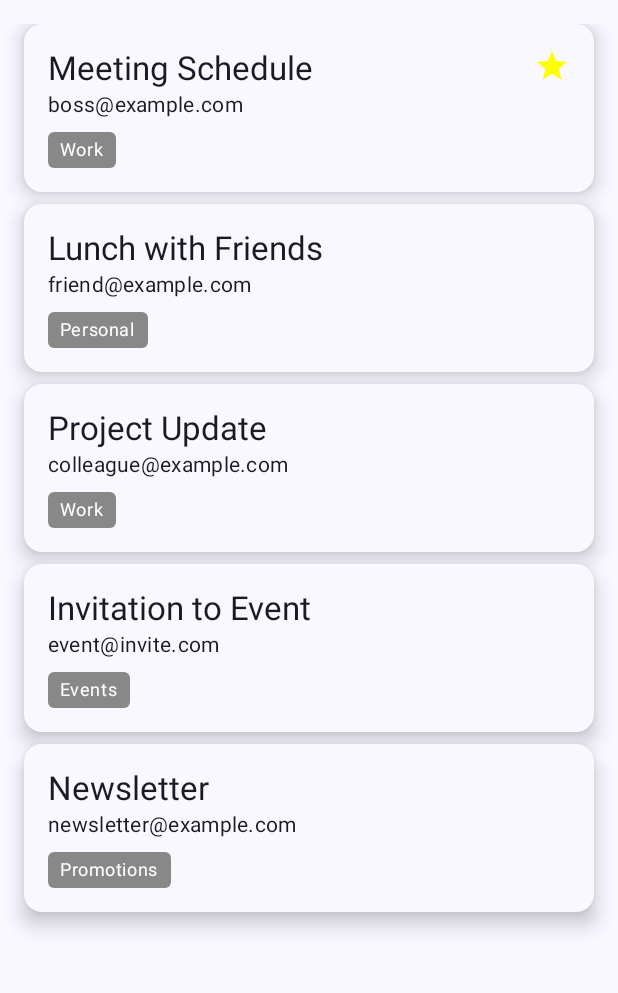
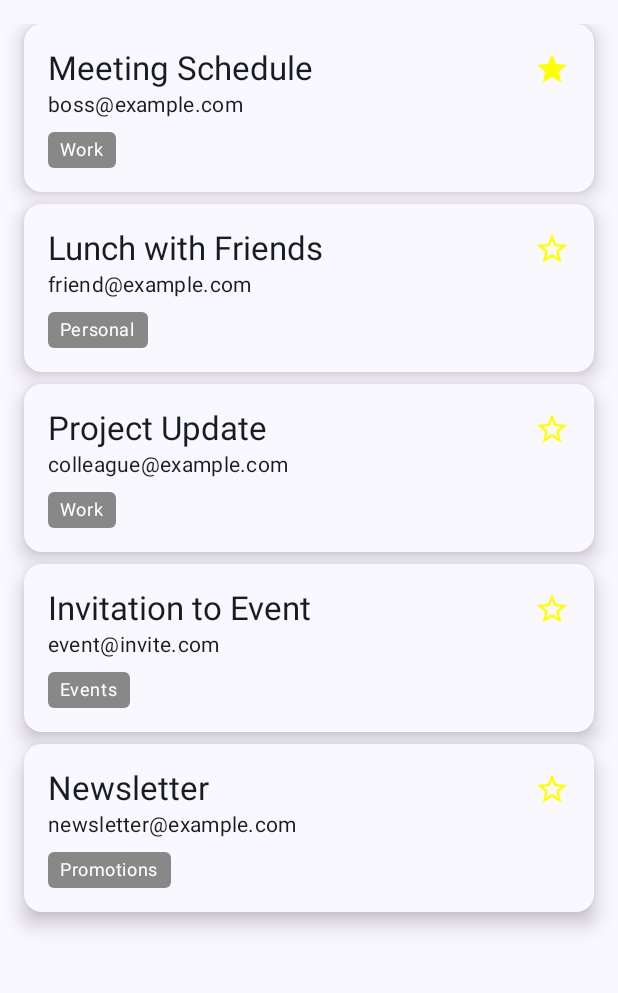
Before and after one commit to pedroluiznogueira/email-app, an Android app built with Jetpack Compose: the screen it shows after launch (MainActivity), on a phone screen of 412 x 824 dp, the part 96-1089 px from its top. Run offline under Robolectric (Android 15) with nearby library versions, the phone set to English and light mode, and no system bars.

Commit message:
set emails as `important` based on clicking at the start icon, not the email card itself

```diff
--- a/app/build.gradle.kts
+++ b/app/build.gradle.kts
@@ -59,6 +59,7 @@ dependencies {
     implementation(libs.androidx.ui.graphics)
     implementation(libs.androidx.ui.tooling.preview)
     implementation(libs.androidx.material3)
+    implementation("androidx.compose.material:material-icons-extended:1.6.8")
     testImplementation(libs.junit)
     androidTestImplementation(libs.androidx.junit)
     androidTestImplementation(libs.androidx.espresso.core)
--- a/app/src/main/java/com/example/emailapp/MainActivity.kt
+++ b/app/src/main/java/com/example/emailapp/MainActivity.kt
@@ -12,12 +12,10 @@ import androidx.compose.foundation.lazy.items
 import androidx.compose.foundation.shape.RoundedCornerShape
 import androidx.compose.material.icons.Icons
 import androidx.compose.material.icons.filled.Star
+import androidx.compose.material.icons.outlined.StarBorder
 import androidx.compose.material3.*
-import androidx.compose.runtime.Composable
-import androidx.compose.runtime.getValue
-import androidx.compose.runtime.mutableStateOf
-import androidx.compose.runtime.remember
-import androidx.compose.runtime.setValue
+import androidx.compose.runtime.*
+import androidx.compose.ui.Alignment
 import androidx.compose.ui.Modifier
 import androidx.compose.ui.graphics.Color
 import androidx.compose.ui.text.font.FontWeight
@@ -91,8 +89,7 @@ fun EmailListScreen() {
 fun EmailItem(email: Email, onImportantToggle: () -> Unit) {
     Card(
         modifier = Modifier
-            .fillMaxWidth()
-            .clickable { onImportantToggle() },
+            .fillMaxWidth(),
         colors = CardDefaults.cardColors(containerColor = MaterialTheme.colorScheme.surface),
         elevation = CardDefaults.cardElevation(defaultElevation = 8.dp),
         shape = MaterialTheme.shapes.medium
@@ -100,16 +97,16 @@ fun EmailItem(email: Email, onImportantToggle: () -> Unit) {
         Column(modifier = Modifier.padding(16.dp)) {
             Row(
                 modifier = Modifier.fillMaxWidth(),
-                horizontalArrangement = Arrangement.SpaceBetween
+                horizontalArrangement = Arrangement.SpaceBetween,
+                verticalAlignment = Alignment.CenterVertically
             ) {
                 Text(text = email.subject, style = MaterialTheme.typography.titleLarge, color = MaterialTheme.colorScheme.onSurface)
-                if (email.isImportant) {
-                    Icon(
-                        imageVector = Icons.Default.Star,
-                        contentDescription = "Important",
-                        tint = Color.Yellow
-                    )
-                }
+                Icon(
+                    imageVector = if (email.isImportant) Icons.Filled.Star else Icons.Outlined.StarBorder,
+                    contentDescription = "Important",
+                    tint = Color.Yellow,
+                    modifier = Modifier.clickable { onImportantToggle() }
+                )
             }
             Text(text = email.sender, style = MaterialTheme.typography.bodyMedium, color = MaterialTheme.colorScheme.onSurface)
             if (email.tags.isNotEmpty()) {
@@ -133,7 +130,6 @@ fun EmailItem(email: Email, onImportantToggle: () -> Unit) {
     }
 }
 
-
 @Preview(showBackground = true)
 @Composable
 fun DefaultPreview() {
--- a/app/src/main/java/com/example/emailapp/ui/theme/Theme.kt
+++ b/app/src/main/java/com/example/emailapp/ui/theme/Theme.kt
@@ -8,22 +8,22 @@ import androidx.compose.ui.graphics.Color
 import androidx.compose.ui.platform.LocalContext
 
 // Define custom colors
-private val RedPrimary = Color(0xFFD32F2F)
-private val RedSecondary = Color(0xFFC2185B)
+private val BluePrimary = Color(0xFF192D9B)
+private val BlueSecondary = Color(0xFF2196F3)
 private val BlackOnSurface = Color(0xFF000000)
 private val WhiteOnPrimary = Color(0xFFFFFFFF)
 
 private val DarkColorScheme = darkColorScheme(
-    primary = RedPrimary,
-    secondary = RedSecondary,
+    primary = BluePrimary,
+    secondary = BlueSecondary,
     onPrimary = WhiteOnPrimary,
     onSecondary = WhiteOnPrimary,
     onSurface = WhiteOnPrimary
 )
 
 private val LightColorScheme = lightColorScheme(
-    primary = RedPrimary,
-    secondary = RedSecondary,
+    primary = BluePrimary,
+    secondary = BlueSecondary,
     onPrimary = WhiteOnPrimary,
     onSecondary = WhiteOnPrimary,
     onSurface = BlackOnSurface
```
